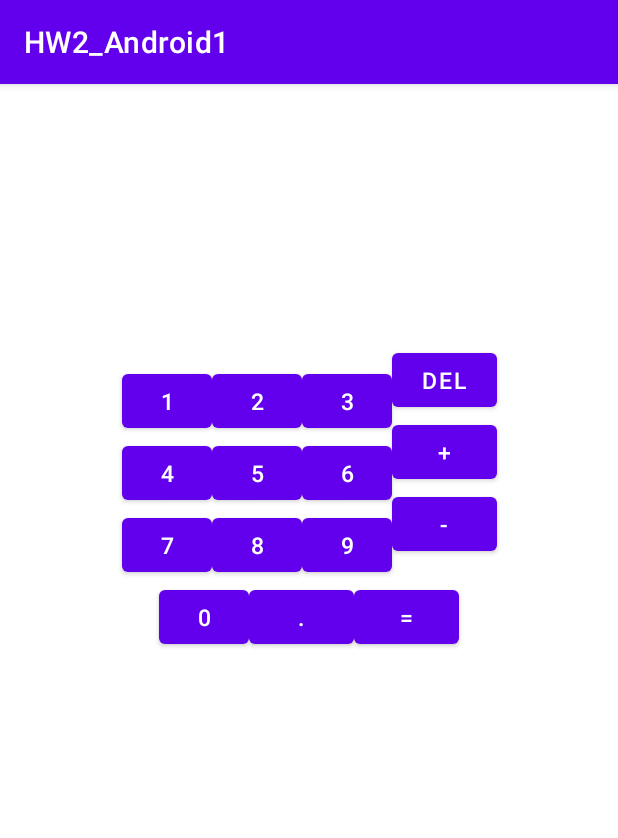
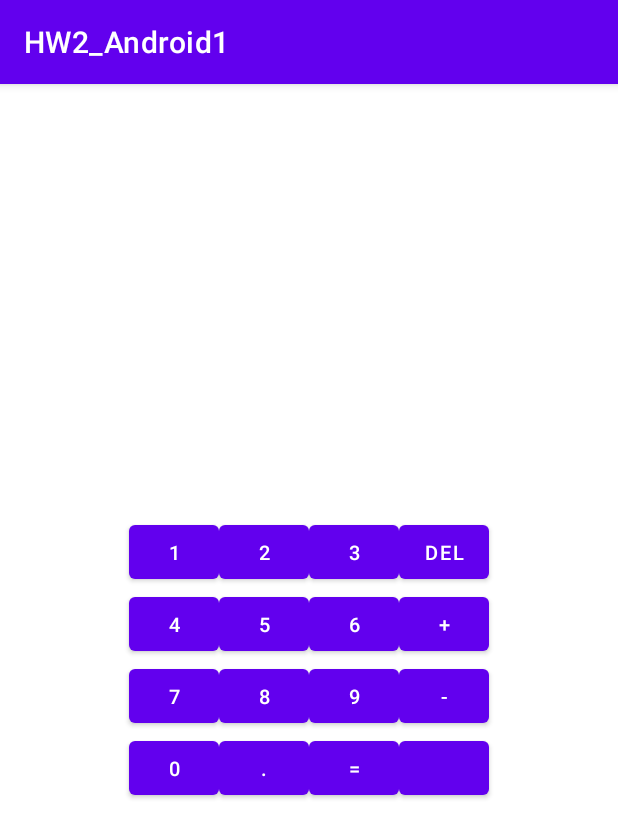
Before and after one commit to SergeKotlin/Android1_Calculator, an Android app: the screen it shows after launch (CalculatorActivity), on a phone screen of 412 x 824 dp. Shown: the top 838 px of the screen. Run offline under Robolectric (Android 15) with nearby library versions, the phone set to English and light mode, and no system bars.

Commit message:
update, red layout (tasks for Home Work 2 from Android1)

```diff
--- a/calculator/src/main/res/layout/activity_calculator.xml
+++ b/calculator/src/main/res/layout/activity_calculator.xml
@@ -7,184 +7,204 @@
     android:layout_height="match_parent">
 
     <Button
-        android:id="@+id/button_1"
+        android:id="@+id/calc_btn_1"
         android:layout_width="@dimen/size_num_buttons"
         android:layout_height="wrap_content"
         android:text="@string/_1"
         android:textSize="@dimen/button_text"
-        app:layout_constraintBottom_toTopOf="@+id/button_4"
-        app:layout_constraintEnd_toStartOf="@+id/button_2"
-        app:layout_constraintHorizontal_chainStyle="packed"
+        app:layout_constraintBottom_toTopOf="@+id/calc_btn_4"
+        app:layout_constraintEnd_toStartOf="@+id/calc_btn_2"
         app:layout_constraintStart_toStartOf="parent"
         app:layout_constraintTop_toTopOf="parent"
-        app:layout_constraintVertical_bias="0.3"
+        app:layout_constraintHorizontal_chainStyle="packed"
         app:layout_constraintVertical_chainStyle="packed" />
     <Button
-        android:id="@+id/button_2"
+        android:id="@+id/calc_btn_2"
         android:layout_width="@dimen/size_num_buttons"
         android:layout_height="wrap_content"
         android:text="@string/_2"
         android:textSize="@dimen/button_text"
-        app:layout_constraintVertical_bias="0.3"
-        app:layout_constraintBottom_toTopOf="@+id/button_5"
-        app:layout_constraintEnd_toStartOf="@+id/button_3"
-        app:layout_constraintStart_toEndOf="@+id/button_1"
+        app:layout_constraintBottom_toTopOf="@+id/calc_btn_5"
+        app:layout_constraintEnd_toStartOf="@+id/calc_btn_3"
+        app:layout_constraintStart_toEndOf="@+id/calc_btn_1"
         app:layout_constraintTop_toTopOf="parent"
+        app:layout_constraintHorizontal_chainStyle="packed"
         app:layout_constraintVertical_chainStyle="packed" />
     <Button
-        android:id="@+id/button_3"
+        android:id="@+id/calc_btn_3"
         android:layout_width="@dimen/size_num_buttons"
         android:layout_height="wrap_content"
         android:text="@string/_3"
         android:textSize="@dimen/button_text"
-        app:layout_constraintVertical_bias="0.3"
-        app:layout_constraintBottom_toTopOf="@id/button_6"
-        app:layout_constraintEnd_toEndOf="@id/button_del"
-        app:layout_constraintStart_toEndOf="@+id/button_2"
+        app:layout_constraintBottom_toTopOf="@id/calc_btn_6"
+        app:layout_constraintEnd_toStartOf="@id/button_del"
+        app:layout_constraintStart_toEndOf="@+id/calc_btn_2"
         app:layout_constraintTop_toTopOf="parent"
+        app:layout_constraintHorizontal_chainStyle="packed"
         app:layout_constraintVertical_chainStyle="packed" />
+
     <Button
         android:id="@+id/button_del"
-        android:layout_width="@dimen/size_spec_buttons"
+        android:layout_width="@dimen/size_num_buttons"
         android:layout_height="wrap_content"
         android:text="@string/_del"
         android:textSize="@dimen/button_text"
-        app:layout_constraintBottom_toBottomOf="parent"
+        app:layout_constraintBottom_toTopOf="@id/button_plus"
         app:layout_constraintEnd_toEndOf="parent"
-        app:layout_constraintHorizontal_bias="0.466"
-        app:layout_constraintStart_toEndOf="@+id/button_3"
+        app:layout_constraintStart_toEndOf="@+id/calc_btn_3"
         app:layout_constraintTop_toTopOf="parent"
-        app:layout_constraintVertical_bias="0.241"
-        app:layout_constraintVertical_chainStyle="packed" />
+        app:layout_constraintHorizontal_chainStyle="packed"
+        app:layout_constraintVertical_chainStyle="packed"/>
 
     <Button
-        android:id="@+id/button_4"
+        android:id="@+id/calc_btn_4"
         android:layout_width="@dimen/size_num_buttons"
         android:layout_height="wrap_content"
         android:text="@string/_4"
         android:textSize="@dimen/button_text"
-        app:layout_constraintBottom_toTopOf="@id/button_7"
-        app:layout_constraintEnd_toStartOf="@+id/button_5"
+        app:layout_constraintBottom_toTopOf="@id/calc_btn_7"
+        app:layout_constraintEnd_toStartOf="@+id/calc_btn_5"
+        app:layout_constraintStart_toStartOf="parent"
+        app:layout_constraintTop_toBottomOf="@id/calc_btn_1"
         app:layout_constraintHorizontal_chainStyle="packed"
-        app:layout_constraintStart_toStartOf="parent"
-        app:layout_constraintTop_toBottomOf="@id/button_1" />
+        app:layout_constraintVertical_chainStyle="packed"/>
     <Button
-        android:id="@+id/button_5"
+        android:id="@+id/calc_btn_5"
         android:layout_width="@dimen/size_num_buttons"
         android:layout_height="wrap_content"
         android:text="@string/_5"
         android:textSize="@dimen/button_text"
-        app:layout_constraintBottom_toTopOf="@id/button_8"
-        app:layout_constraintEnd_toStartOf="@id/button_6"
-        app:layout_constraintStart_toEndOf="@id/button_4"
-        app:layout_constraintTop_toBottomOf="@id/button_2" />
+        app:layout_constraintBottom_toTopOf="@id/calc_btn_8"
+        app:layout_constraintEnd_toStartOf="@id/calc_btn_6"
+        app:layout_constraintStart_toEndOf="@id/calc_btn_4"
+        app:layout_constraintTop_toBottomOf="@id/calc_btn_2"
+        app:layout_constraintHorizontal_chainStyle="packed"
+        app:layout_constraintVertical_chainStyle="packed" />
     <Button
-        android:id="@+id/button_6"
+        android:id="@+id/calc_btn_6"
         android:layout_width="@dimen/size_num_buttons"
         android:layout_height="wrap_content"
         android:text="@string/_6"
         android:textSize="@dimen/button_text"
-        app:layout_constraintBottom_toTopOf="@id/button_9"
+        app:layout_constraintBottom_toTopOf="@id/calc_btn_9"
         app:layout_constraintEnd_toStartOf="@id/button_plus"
-        app:layout_constraintStart_toEndOf="@+id/button_5"
-        app:layout_constraintTop_toBottomOf="@id/button_3" />
+        app:layout_constraintStart_toEndOf="@+id/calc_btn_5"
+        app:layout_constraintTop_toBottomOf="@id/calc_btn_3"
+        app:layout_constraintHorizontal_chainStyle="packed"
+        app:layout_constraintVertical_chainStyle="packed"/>
 
     <Button
         android:id="@+id/button_plus"
-        android:layout_width="@dimen/size_spec_buttons"
+        android:layout_width="@dimen/size_num_buttons"
         android:layout_height="wrap_content"
         android:text="@string/_plus"
         android:textSize="@dimen/button_text"
-        app:layout_constraintBottom_toTopOf="@+id/button_minus"
+        app:layout_constraintBottom_toTopOf="@id/button_minus"
         app:layout_constraintEnd_toEndOf="parent"
-        app:layout_constraintStart_toEndOf="@+id/button_6"
+        app:layout_constraintStart_toEndOf="@+id/calc_btn_6"
         app:layout_constraintTop_toBottomOf="@id/button_del"
-        app:layout_constraintVertical_bias="0.0"
-        app:layout_constraintVertical_chainStyle="packed" />
+        app:layout_constraintHorizontal_chainStyle="packed"
+        app:layout_constraintVertical_chainStyle="packed"/>
 
     <Button
-        android:id="@+id/button_7"
+        android:id="@+id/calc_btn_7"
         android:layout_width="@dimen/size_num_buttons"
         android:layout_height="wrap_content"
         android:text="@string/_7"
         android:textSize="@dimen/button_text"
-        app:layout_constraintBottom_toBottomOf="parent"
-        app:layout_constraintEnd_toStartOf="@+id/button_8"
+        app:layout_constraintBottom_toTopOf="@id/calc_btn_0"
+        app:layout_constraintEnd_toStartOf="@+id/calc_btn_8"
+        app:layout_constraintStart_toStartOf="parent"
+        app:layout_constraintTop_toBottomOf="@id/calc_btn_4"
         app:layout_constraintHorizontal_chainStyle="packed"
-        app:layout_constraintStart_toStartOf="parent"
-        app:layout_constraintTop_toBottomOf="@id/button_4" />
+        app:layout_constraintVertical_chainStyle="packed"/>
     <Button
-        android:id="@+id/button_8"
+        android:id="@+id/calc_btn_8"
         android:layout_width="@dimen/size_num_buttons"
         android:layout_height="wrap_content"
         android:text="@string/_8"
         android:textSize="@dimen/button_text"
-        app:layout_constraintBottom_toBottomOf="parent"
-        app:layout_constraintEnd_toStartOf="@+id/button_9"
-        app:layout_constraintStart_toEndOf="@id/button_7"
-        app:layout_constraintTop_toBottomOf="@+id/button_5" />
-
+        app:layout_constraintBottom_toTopOf="@id/calc_btn_point"
+        app:layout_constraintEnd_toStartOf="@+id/calc_btn_9"
+        app:layout_constraintStart_toEndOf="@id/calc_btn_7"
+        app:layout_constraintTop_toBottomOf="@+id/calc_btn_5"
+        app:layout_constraintHorizontal_chainStyle="packed"
+        app:layout_constraintVertical_chainStyle="packed"/>
     <Button
-        android:id="@+id/button_9"
+        android:id="@+id/calc_btn_9"
         android:layout_width="@dimen/size_num_buttons"
         android:layout_height="wrap_content"
         android:text="@string/_9"
         android:textSize="@dimen/button_text"
-        app:layout_constraintBottom_toBottomOf="parent"
+        app:layout_constraintBottom_toTopOf="@id/button_equals"
         app:layout_constraintEnd_toStartOf="@id/button_minus"
-        app:layout_constraintStart_toEndOf="@+id/button_8"
-        app:layout_constraintTop_toBottomOf="@id/button_6" />
+        app:layout_constraintStart_toEndOf="@+id/calc_btn_8"
+        app:layout_constraintTop_toBottomOf="@id/calc_btn_6"
+        app:layout_constraintHorizontal_chainStyle="packed"
+        app:layout_constraintVertical_chainStyle="packed"/>
+
 
     <Button
         android:id="@+id/button_minus"
-        android:layout_width="@dimen/size_spec_buttons"
+        android:layout_width="@dimen/size_num_buttons"
         android:layout_height="wrap_content"
         android:text="@string/_minus"
         android:textSize="@dimen/button_text"
-        app:layout_constraintBottom_toTopOf="@+id/button_equals"
+        app:layout_constraintBottom_toTopOf="@id/button_empty"
         app:layout_constraintEnd_toEndOf="parent"
-        app:layout_constraintStart_toEndOf="@+id/button_9"
-        app:layout_constraintTop_toBottomOf="@+id/button_plus"
+        app:layout_constraintStart_toEndOf="@+id/calc_btn_9"
+        app:layout_constraintTop_toBottomOf="@id/button_plus"
+        app:layout_constraintHorizontal_chainStyle="packed"
         app:layout_constraintVertical_chainStyle="packed"/>
 
     <Button
-        android:id="@+id/button_0"
+        android:id="@+id/calc_btn_0"
         android:layout_width="@dimen/size_num_buttons"
         android:layout_height="wrap_content"
         android:text="@string/_0"
         android:textSize="@dimen/button_text"
         app:layout_constraintBottom_toBottomOf="parent"
-        app:layout_constraintEnd_toStartOf="@+id/button_point"
+        app:layout_constraintEnd_toStartOf="@+id/calc_btn_point"
+        app:layout_constraintStart_toStartOf="parent"
+        app:layout_constraintTop_toBottomOf="@+id/calc_btn_7"
         app:layout_constraintHorizontal_chainStyle="packed"
-        app:layout_constraintStart_toStartOf="parent"
-        app:layout_constraintTop_toBottomOf="@+id/button_7"
-        app:layout_constraintVertical_bias="0.0" />
+        app:layout_constraintVertical_chainStyle="packed" />
     <Button
-        android:id="@+id/button_point"
-        android:layout_width="@dimen/size_spec_buttons"
+        android:id="@+id/calc_btn_point"
+        android:layout_width="@dimen/size_num_buttons"
         android:layout_height="wrap_content"
         android:text="@string/_point"
         android:textSize="@dimen/button_text"
         app:layout_constraintBottom_toBottomOf="parent"
         app:layout_constraintEnd_toStartOf="@+id/button_equals"
+        app:layout_constraintStart_toEndOf="@+id/calc_btn_0"
+        app:layout_constraintTop_toBottomOf="@+id/calc_btn_8"
         app:layout_constraintHorizontal_chainStyle="packed"
-        app:layout_constraintStart_toEndOf="@+id/button_0"
-        app:layout_constraintTop_toBottomOf="@+id/button_8"
-        app:layout_constraintVertical_bias="0.0" />
-
-
+        app:layout_constraintVertical_chainStyle="packed" />
     <Button
         android:id="@+id/button_equals"
-        android:layout_width="@dimen/size_spec_buttons"
+        android:layout_width="@dimen/size_num_buttons"
         android:layout_height="wrap_content"
         android:text="@string/_equals"
         android:textSize="@dimen/button_text"
         app:layout_constraintBottom_toBottomOf="parent"
+        app:layout_constraintStart_toEndOf="@+id/calc_btn_point"
+        app:layout_constraintTop_toBottomOf="@+id/calc_btn_9"
+        app:layout_constraintEnd_toStartOf="@id/button_empty"
+        app:layout_constraintHorizontal_chainStyle="packed"
+        app:layout_constraintVertical_chainStyle="packed" />
+
+    <Button
+        android:id="@+id/button_empty"
+        android:layout_width="@dimen/size_num_buttons"
+        android:layout_height="wrap_content"
+        android:textSize="@dimen/button_text"
+        app:layout_constraintBottom_toBottomOf="parent"
         app:layout_constraintEnd_toEndOf="parent"
+        app:layout_constraintStart_toEndOf="@+id/button_equals"
+        app:layout_constraintTop_toBottomOf="@+id/button_minus"
         app:layout_constraintHorizontal_chainStyle="packed"
-        app:layout_constraintStart_toEndOf="@+id/button_point"
-        app:layout_constraintTop_toBottomOf="@+id/button_9"
-        app:layout_constraintVertical_bias="0.0" />
+        app:layout_constraintVertical_chainStyle="packed" />
 
     <androidx.constraintlayout.widget.Guideline
         android:id="@+id/guidelineOfTop"
--- a/calculator/src/main/res/values/dimens.xml
+++ b/calculator/src/main/res/values/dimens.xml
@@ -1,7 +1,7 @@
 <?xml version="1.0" encoding="utf-8"?>
 <resources>
     // Отступы, размеры шрифтов, элементов и т.д.
-    <dimen name="button_text">15sp</dimen>
+    <dimen name="button_text">13sp</dimen>
     <dimen name="size_num_buttons">60dp</dimen>
     <dimen name="size_spec_buttons">70dp</dimen>
 </resources>
```
Also changed, not shown: calculator/src/main/res/layout/constraint_layout_2.xml (+42 -42 lines), calculator/src/main/res/layout/table_layout.xml (+11 -11 lines).
